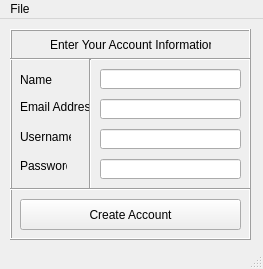
InpErros/GraphYte-2D-Graphics, file loginpage_v3/createaccountwindow.ui: the form before one commit.
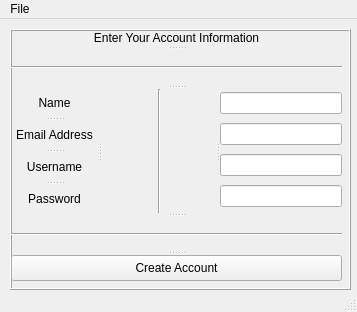
The form after the commit.

The edit to the form file:
```diff
--- a/loginpage_v3/createaccountwindow.ui
+++ b/loginpage_v3/createaccountwindow.ui
@@ -6,8 +6,8 @@
    <rect>
     <x>0</x>
     <y>0</y>
-    <width>263</width>
-    <height>269</height>
+    <width>357</width>
+    <height>312</height>
    </rect>
   </property>
   <property name="windowTitle">
@@ -19,8 +19,8 @@
      <rect>
       <x>10</x>
       <y>10</y>
-      <width>241</width>
-      <height>211</height>
+      <width>341</width>
+      <height>261</height>
      </rect>
     </property>
     <property name="frameShape">
@@ -29,162 +29,104 @@
     <property name="frameShadow">
      <enum>QFrame::Raised</enum>
     </property>
+    <widget class="QSplitter" name="splitter_3">
+     <property name="geometry">
+      <rect>
+       <x>1</x>
+       <y>1</y>
+       <width>331</width>
+       <height>251</height>
+      </rect>
+     </property>
+     <property name="orientation">
+      <enum>Qt::Vertical</enum>
+     </property>
     <widget class="QLabel" name="label_title">
-     <property name="geometry">
-      <rect>
-       <x>40</x>
-       <y>0</y>
-       <width>161</width>
-       <height>31</height>
-      </rect>
-     </property>
      <property name="text">
       <string>Enter Your Account Information</string>
      </property>
+      <property name="alignment">
+       <set>Qt::AlignCenter</set>
+      </property>
     </widget>
     <widget class="Line" name="line">
-     <property name="geometry">
-      <rect>
-       <x>0</x>
-       <y>20</y>
-       <width>241</width>
-       <height>21</height>
-      </rect>
-     </property>
      <property name="orientation">
       <enum>Qt::Horizontal</enum>
      </property>
     </widget>
+     <widget class="QSplitter" name="splitter_2">
+      <property name="orientation">
+       <enum>Qt::Horizontal</enum>
+      </property>
+      <widget class="QSplitter" name="splitter">
+       <property name="orientation">
+        <enum>Qt::Vertical</enum>
+       </property>
     <widget class="QLabel" name="label_name">
-     <property name="geometry">
-      <rect>
-       <x>10</x>
-       <y>40</y>
-       <width>51</width>
-       <height>21</height>
-      </rect>
-     </property>
      <property name="text">
       <string>Name</string>
      </property>
+        <property name="alignment">
+         <set>Qt::AlignCenter</set>
+        </property>
     </widget>
     <widget class="QLabel" name="label_email">
-     <property name="geometry">
-      <rect>
-       <x>10</x>
-       <y>70</y>
-       <width>71</width>
-       <height>16</height>
-      </rect>
-     </property>
      <property name="text">
       <string>Email Address</string>
      </property>
+        <property name="alignment">
+         <set>Qt::AlignCenter</set>
+        </property>
     </widget>
     <widget class="QLabel" name="label_newusername">
-     <property name="geometry">
-      <rect>
-       <x>10</x>
-       <y>100</y>
-       <width>51</width>
-       <height>16</height>
-      </rect>
-     </property>
      <property name="text">
       <string>Username</string>
      </property>
+        <property name="alignment">
+         <set>Qt::AlignCenter</set>
+        </property>
     </widget>
     <widget class="QLabel" name="label_newpassword">
-     <property name="geometry">
-      <rect>
-       <x>10</x>
-       <y>130</y>
-       <width>47</width>
-       <height>13</height>
-      </rect>
-     </property>
      <property name="text">
       <string>Password</string>
      </property>
+        <property name="alignment">
+         <set>Qt::AlignCenter</set>
+        </property>
+       </widget>
     </widget>
     <widget class="Line" name="line_2">
-     <property name="geometry">
-      <rect>
-       <x>70</x>
-       <y>30</y>
-       <width>20</width>
-       <height>131</height>
-      </rect>
-     </property>
      <property name="orientation">
       <enum>Qt::Vertical</enum>
      </property>
+      </widget>
+      <widget class="QWidget" name="">
+       <layout class="QVBoxLayout" name="verticalLayout_2">
+        <item>
+         <widget class="QLineEdit" name="lineEdit_newname"/>
+        </item>
+        <item>
+         <widget class="QLineEdit" name="lineEdit_newemail"/>
+        </item>
+        <item>
+         <widget class="QLineEdit" name="lineEdit_newusername"/>
+        </item>
+        <item>
+         <widget class="QLineEdit" name="lineEdit_newpassword"/>
+        </item>
+       </layout>
+      </widget>
     </widget>
     <widget class="Line" name="line_3">
-     <property name="geometry">
-      <rect>
-       <x>0</x>
-       <y>150</y>
-       <width>241</width>
-       <height>21</height>
-      </rect>
-     </property>
      <property name="orientation">
       <enum>Qt::Horizontal</enum>
      </property>
     </widget>
     <widget class="QPushButton" name="pushButton">
-     <property name="geometry">
-      <rect>
-       <x>10</x>
-       <y>170</y>
-       <width>221</width>
-       <height>31</height>
-      </rect>
-     </property>
      <property name="text">
       <string>Create Account</string>
      </property>
     </widget>
-    <widget class="QLineEdit" name="lineEdit_newname">
-     <property name="geometry">
-      <rect>
-       <x>90</x>
-       <y>40</y>
-       <width>141</width>
-       <height>20</height>
-      </rect>
-     </property>
-    </widget>
-    <widget class="QLineEdit" name="lineEdit_newemail">
-     <property name="geometry">
-      <rect>
-       <x>90</x>
-       <y>70</y>
-       <width>141</width>
-       <height>20</height>
-      </rect>
-     </property>
-    </widget>
-    <widget class="QLineEdit" name="lineEdit_newusername">
-     <property name="geometry">
-      <rect>
-       <x>90</x>
-       <y>100</y>
-       <width>141</width>
-       <height>20</height>
-      </rect>
-     </property>
-    </widget>
-    <widget class="QLineEdit" name="lineEdit_newpassword">
-     <property name="geometry">
-      <rect>
-       <x>90</x>
-       <y>130</y>
-       <width>141</width>
-       <height>20</height>
-      </rect>
-     </property>
     </widget>
    </widget>
   </widget>
@@ -193,8 +135,8 @@
     <rect>
      <x>0</x>
      <y>0</y>
-     <width>263</width>
-     <height>21</height>
+     <width>357</width>
+     <height>17</height>
     </rect>
    </property>
    <widget class="QMenu" name="menuFile">
```
Lines whose indentation alone changed are shown as unchanged.
